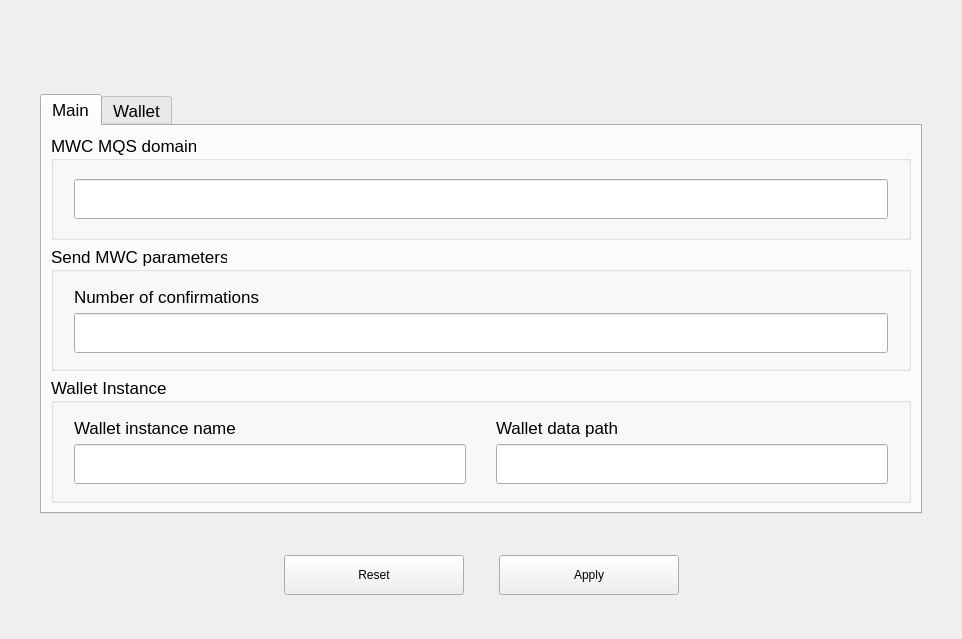
Qt form windows_desktop/x_walletconfig.ui (mwcproject/mwc-qt-wallet) before a commit.
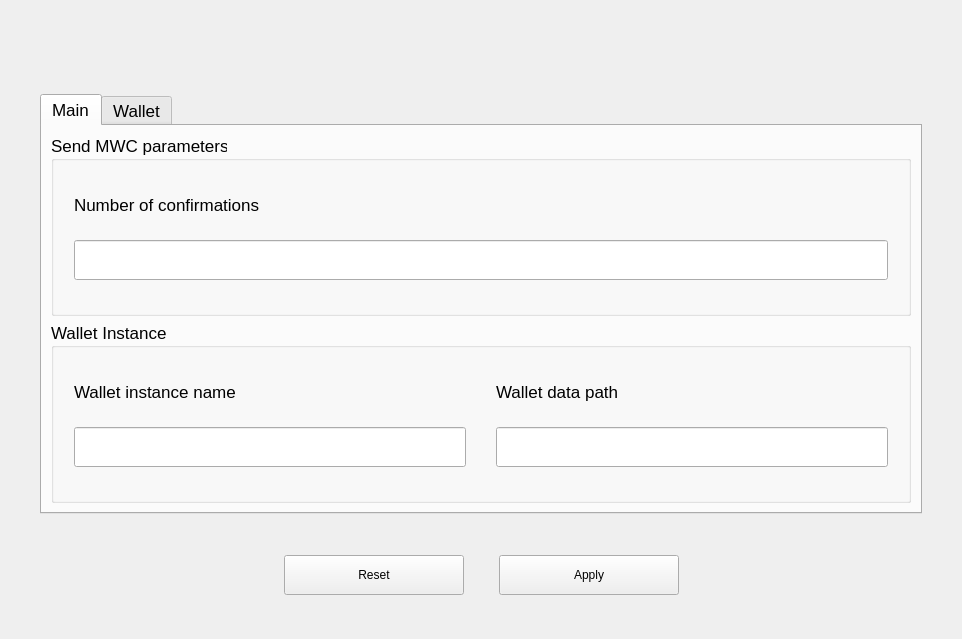
The same form after that commit. Icons and pictures are not drawn. Custom widgets are drawn as their Qt base class.

The edit to the form file:
```diff
--- a/windows_desktop/x_walletconfig.ui
+++ b/windows_desktop/x_walletconfig.ui
@@ -85,44 +85,7 @@
       <attribute name="title">
        <string>Main</string>
       </attribute>
-      <layout class="QVBoxLayout" name="verticalLayout_2" stretch="5,6,6">
-       <item>
-        <widget class="QGroupBox" name="autoStart_2">
-         <property name="styleSheet">
-          <string notr="true"/>
-         </property>
-         <property name="title">
-          <string>MWC MQS domain</string>
-         </property>
-         <layout class="QVBoxLayout" name="verticalLayout">
-          <property name="leftMargin">
-           <number>20</number>
-          </property>
-          <property name="rightMargin">
-           <number>20</number>
-          </property>
-          <item>
-           <widget class="control::MwcLineEditNormal" name="mwcmqHost">
-            <property name="minimumSize">
-             <size>
-              <width>0</width>
-              <height>40</height>
-             </size>
-            </property>
-            <property name="maximumSize">
-             <size>
-              <width>200000</width>
-              <height>40</height>
-             </size>
-            </property>
-            <property name="maxLength">
-             <number>512</number>
-            </property>
-           </widget>
-          </item>
-         </layout>
-        </widget>
-       </item>
+      <layout class="QVBoxLayout" name="verticalLayout_2" stretch="6,6">
        <item>
         <widget class="QGroupBox" name="autoStart_3">
          <property name="styleSheet">
@@ -982,16 +945,16 @@
    <extends>QLineEdit</extends>
    <header>control_desktop/MwcLineEdit.h</header>
   </customwidget>
-  <customwidget>
-   <class>control::MwcLabelProgress</class>
-   <extends>QLabel</extends>
-   <header>control_desktop/MwcLabelProgress.h</header>
-  </customwidget>
   <customwidget>
    <class>control::MwcLabelSmall</class>
    <extends>QLabel</extends>
    <header>control_desktop/MwcLabel.h</header>
   </customwidget>
+  <customwidget>
+   <class>control::MwcLabelProgress</class>
+   <extends>QLabel</extends>
+   <header>control_desktop/MwcLabelProgress.h</header>
+  </customwidget>
  </customwidgets>
  <tabstops>
   <tabstop>tabWidget</tabstop>
```
Left out of the diff: 27 changed lines with no effect on the pictures.
